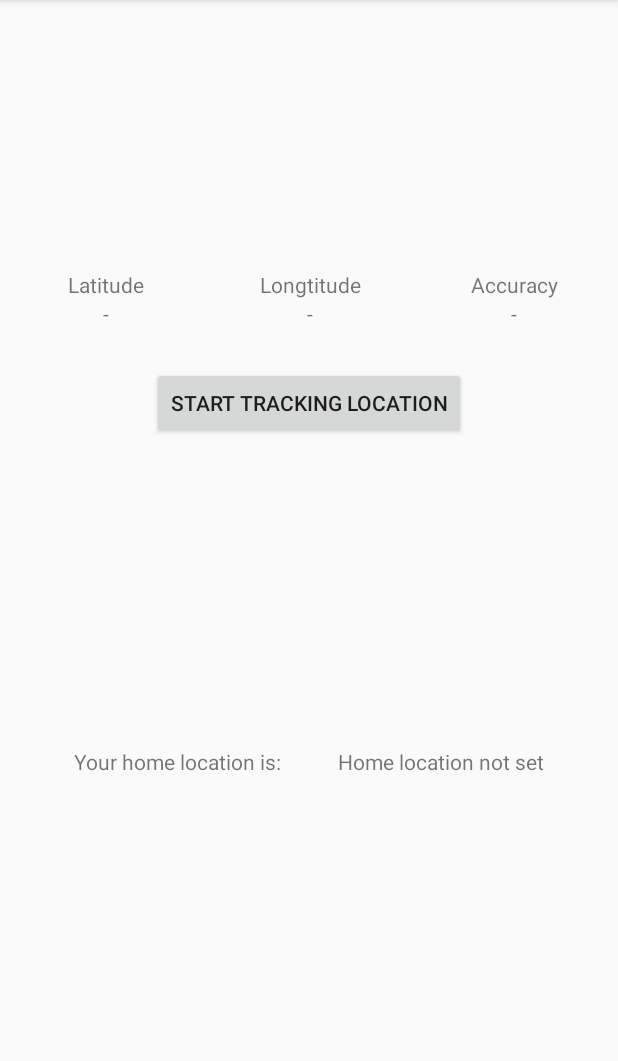
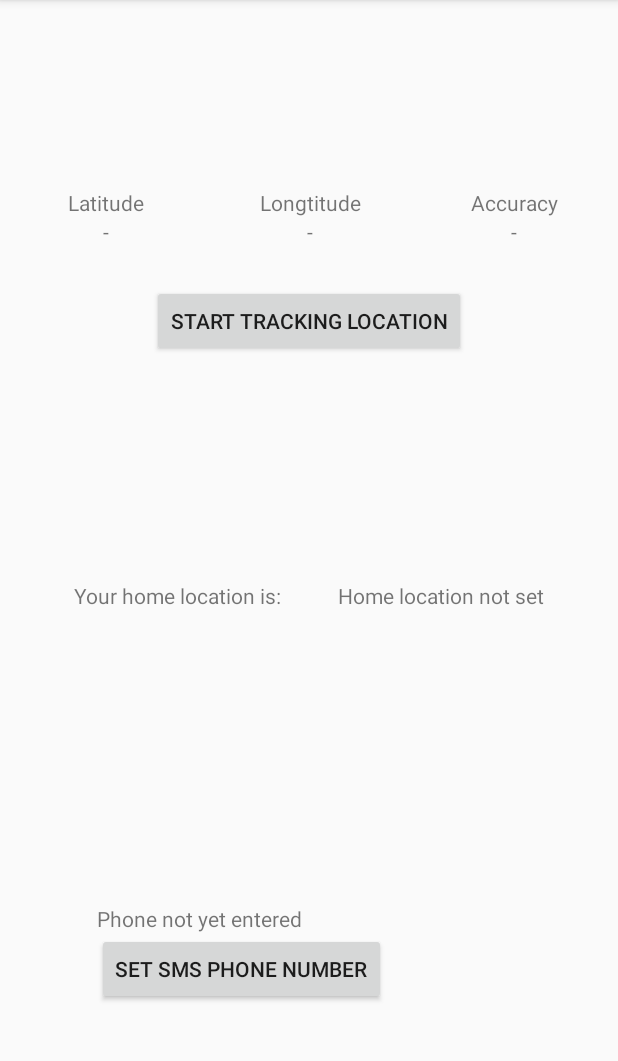
Before and after one commit to alonemanuel/honey_im_home_app, an Android app: the screen it shows after launch (MainActivity), on a phone screen of 412 x 824 dp, the part 84-1145 px from its top. Run offline under Robolectric (Android 15) with nearby library versions, the phone set to English and light mode, and no system bars; our stand-ins replace Timber, data binding.

Commit message:
Added code but not send the easu out

```diff
--- a/app/src/main/AndroidManifest.xml
+++ b/app/src/main/AndroidManifest.xml
@@ -3,6 +3,7 @@
     package="com.example.honeyhome">
 
     <uses-permission android:name="android.permission.ACCESS_FINE_LOCATION" />
+    <uses-permission android:name="android.permission.SEND_SMS" />
 
 
     <application
--- a/app/src/main/res/layout/activity_main.xml
+++ b/app/src/main/res/layout/activity_main.xml
@@ -121,7 +121,7 @@
             android:id="@+id/home_location_group"
             android:layout_width="381dp"
             android:layout_height="141dp"
-            app:layout_constraintBottom_toBottomOf="parent"
+            app:layout_constraintBottom_toTopOf="@id/phone_module"
             app:layout_constraintEnd_toEndOf="parent"
             app:layout_constraintHorizontal_bias="0.5"
             app:layout_constraintStart_toStartOf="parent"
@@ -154,10 +154,10 @@
                 android:layout_width="wrap_content"
                 android:layout_height="wrap_content"
                 android:text="Set Location as Home"
+                android:visibility="invisible"
                 app:layout_constraintBottom_toBottomOf="@+id/clear_home_button"
                 app:layout_constraintEnd_toEndOf="parent"
                 app:layout_constraintHorizontal_bias="0.5"
-                android:visibility="invisible"
                 app:layout_constraintStart_toEndOf="@+id/clear_home_button"
                 app:layout_constraintTop_toTopOf="@+id/clear_home_button" />
 
@@ -174,6 +174,44 @@
                 app:layout_constraintTop_toBottomOf="@+id/home_location_label" />
         </androidx.constraintlayout.widget.ConstraintLayout>
 
+        <LinearLayout
+            android:id="@+id/phone_module"
+
+            android:layout_width="wrap_content"
+            android:layout_height="wrap_content"
+            android:orientation="vertical"
+            app:layout_constraintBottom_toBottomOf="parent"
+            app:layout_constraintEnd_toEndOf="parent"
+            app:layout_constraintStart_toStartOf="parent"
+            app:layout_constraintTop_toBottomOf="@id/home_location_group">
+
+
+            <TextView
+                android:id="@+id/phone_label"
+                android:layout_width="wrap_content"
+                android:layout_height="wrap_content"
+                android:text="Phone not yet entered" />
+
+            <LinearLayout
+                android:layout_width="wrap_content"
+                android:layout_height="wrap_content">
+
+
+                <Button
+                    android:id="@+id/set_sms_button"
+                    android:layout_width="wrap_content"
+                    android:layout_height="wrap_content"
+                    android:text="Set SMS Phone Number" />
+
+                <Button
+                    android:id="@+id/test_sms_button"
+                    android:layout_width="wrap_content"
+                    android:layout_height="wrap_content"
+                    android:text="Test SMS"
+                    android:visibility="invisible" />
+            </LinearLayout>
+        </LinearLayout>
+
 
     </androidx.constraintlayout.widget.ConstraintLayout>
 </layout>
--- a/app/src/main/res/values/strings.xml
+++ b/app/src/main/res/values/strings.xml
@@ -4,4 +4,5 @@
     <string name="SP_LONGTITUDE">SP_LONGTITUDE</string>
     <string name="SP_HOMEFLAG">SP_HOMEFLAG</string>
     <string name="SP_ACCURACY">SP_ACCURACY</string>
+    <string name="SP_SMS_NUMBER">SP_SMS_NUMBER</string>
 </resources>
```
Also changed, not shown: app/src/main/java/com/example/honeyhome/LocalSendSmsBroadcastReceiver.kt (added, +35 -0 lines), app/src/main/java/com/example/honeyhome/LocationTracker.kt (+0 -16 lines), app/src/main/java/com/example/honeyhome/MainActivity.kt (+139 -1 lines).
